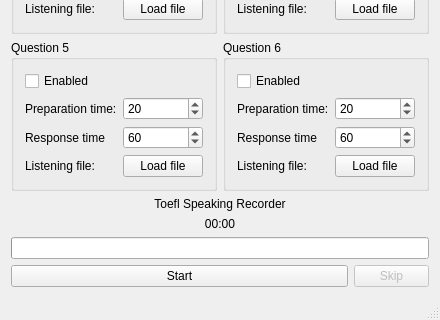
Old version of the form Toefl-Speaking-Recorder/mainwindow.ui in the repository fffaraz/Toefl-Speaking-Recorder; both pictures show x 0 to 440 and y 305 to 625 of the 440 by 625 pixel window.
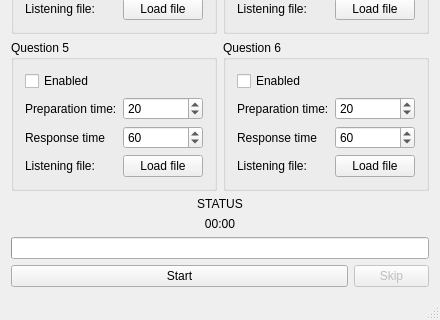
New version of the form.

What changed in the file:
```diff
--- a/Toefl-Speaking-Recorder/mainwindow.ui
+++ b/Toefl-Speaking-Recorder/mainwindow.ui
@@ -7,7 +7,7 @@
     <x>0</x>
     <y>0</y>
     <width>398</width>
-    <height>567</height>
+    <height>585</height>
    </rect>
   </property>
   <property name="windowTitle">
@@ -433,7 +433,7 @@
       <item>
        <widget class="QLabel" name="lblStatus">
         <property name="text">
-         <string>Toefl Speaking Recorder</string>
+         <string>STATUS</string>
         </property>
         <property name="alignment">
          <set>Qt::AlignCenter</set>
```
Left out of the diff: 4 changed lines with no effect on the pictures.
